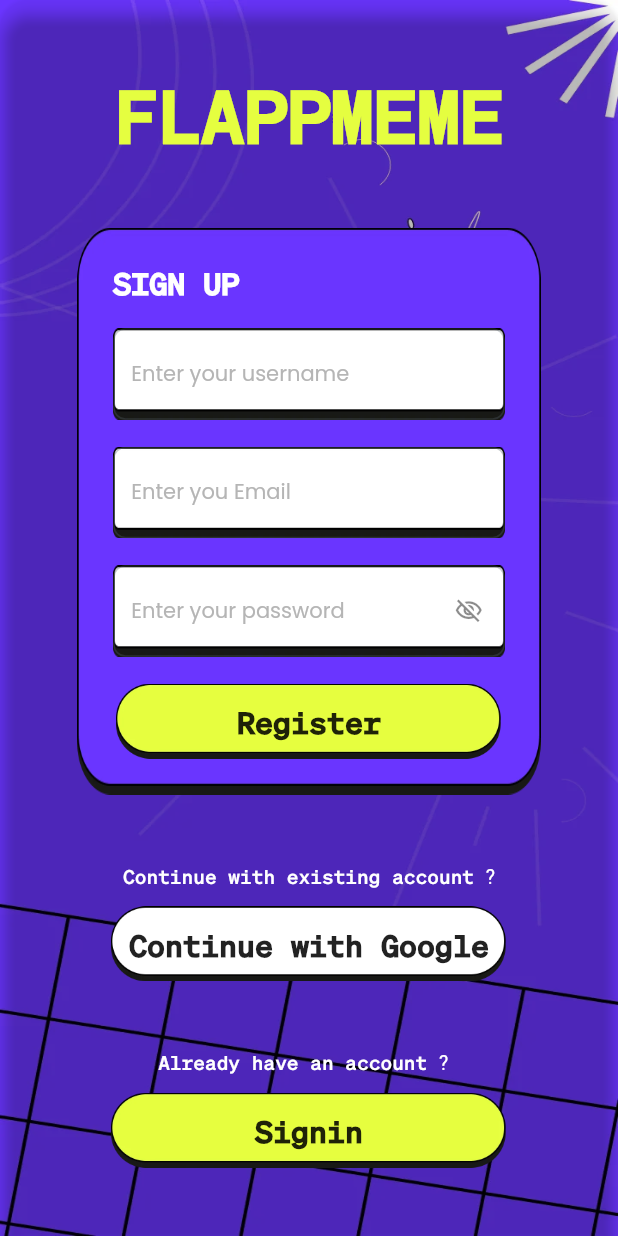
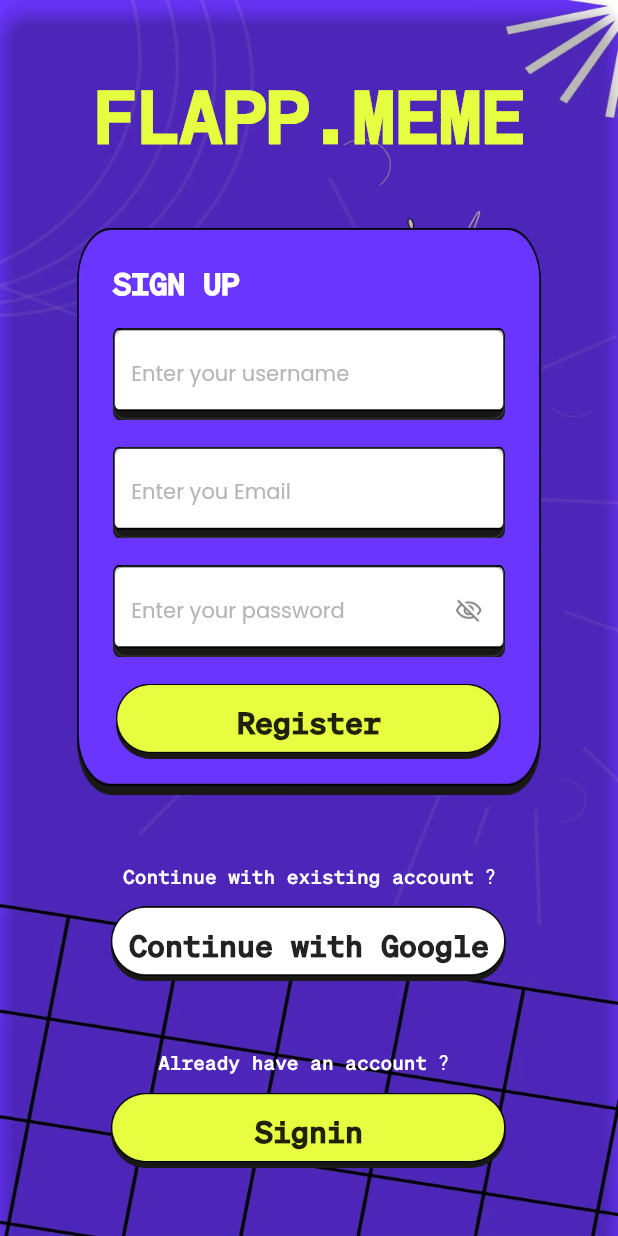
Before and after one commit to memesflapp/baddiefied, a Flutter app: the screen it shows after launch, on a phone screen of 412 x 824 dp. Run offline on Flutter 3.47's test engine with Material 3 defaults, Android fonts, the phone set to English and light mode, and no system bars; drawn by our look-alikes of auto_size_text; our stand-ins replace cached_network_image, chewie, cloud_firestore, easy_debounce, equatable, file_picker and 21 more; missing offline and left inert: blurhash_dart, firebase_app_check, json_path, mime_type, social_share, text_search; accounts and stored records are empty.

Commit message:
[modified] app logo, post react color and emoji

```diff
--- a/lib/auth/login_page/login_page_widget.dart
+++ b/lib/auth/login_page/login_page_widget.dart
@@ -93,7 +93,7 @@ class _LoginPageWidgetState extends State<LoginPageWidget> {
                 Align(
                   alignment: const AlignmentDirectional(0.0, -1.0),
                   child: Text(
-                    'FLAPPMEME',
+                    'FLAPP.MEME',
                     style: FlutterFlowTheme.of(context).bodyMedium.override(
                           color: valueOrDefault<Color>(
                             Theme.of(context).brightness == Brightness.dark
--- a/lib/auth/sign_up/sign_up_widget.dart
+++ b/lib/auth/sign_up/sign_up_widget.dart
@@ -99,7 +99,7 @@ class _SignUpWidgetState extends State<SignUpWidget> {
                 Align(
                   alignment: const AlignmentDirectional(0.0, -1.0),
                   child: Text(
-                    'FLAPPMEME',
+                    'FLAPP.MEME',
                     style: FlutterFlowTheme.of(context).bodyMedium.override(
                           color: valueOrDefault<Color>(
                             Theme.of(context).brightness == Brightness.dark
--- a/lib/flutter_flow/flutter_flow_theme.dart
+++ b/lib/flutter_flow/flutter_flow_theme.dart
@@ -62,6 +62,7 @@ abstract class FlutterFlowTheme {
   late Color buttonTextColor;
   late Color dividerColor;
   late Color thickDividerColor;
+  late Color reactColor;
 
   @Deprecated('Use displaySmallFamily instead')
   String get title1Family => displaySmallFamily;
@@ -158,6 +159,7 @@ class LightModeTheme extends FlutterFlowTheme {
   late Color buttonTextColor = const Color(0xff181916);
   late Color dividerColor = const Color(0xff545454);
   late Color thickDividerColor = const Color(0xffE0E0E0);
+  late Color reactColor = const Color(0xff2C0646);
 }
 
 abstract class Typography {
@@ -337,6 +339,7 @@ late Color hintColor = const Color(0xffB5B5B5);
 late Color buttonTextColor = const Color(0xff181916);
 late Color dividerColor = const Color(0xff545454);
 late Color thickDividerColor = const Color(0xffE0E0E0);
+late Color reactColor = const Color(0xff2C0646);
 }
 
 extension TextStyleHelper on TextStyle {
--- a/lib/home/home_page/home_page_widget.dart
+++ b/lib/home/home_page/home_page_widget.dart
@@ -63,7 +63,7 @@ class _HomePageWidgetState extends State<HomePageWidget> {
                     mainAxisAlignment: MainAxisAlignment.spaceBetween,
                     children: [
                       Text(
-                        'FLAPPMEME',
+                        'FLAPP.MEME',
                         style: FlutterFlowTheme.of(context).bodyMedium.override(
                               color: FlutterFlowTheme.of(context).primaryText,
                               fontSize: 20.0,
```
Also changed, not shown: lib/components/post_widget.dart (+10 -10 lines), 17 other files.
